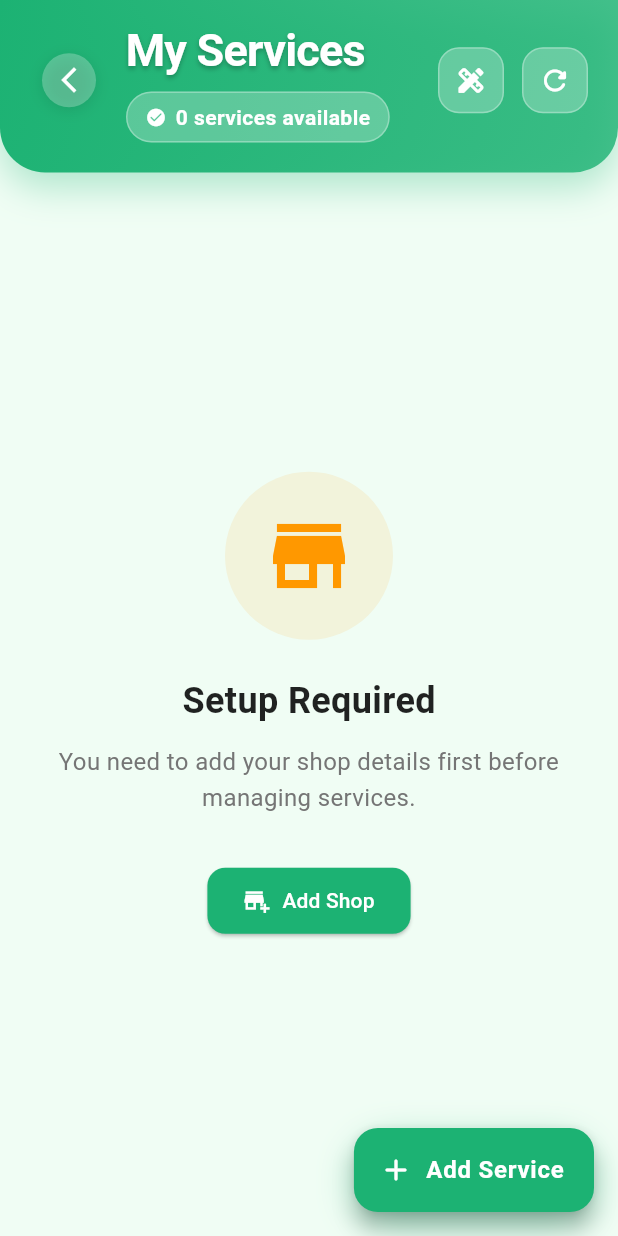
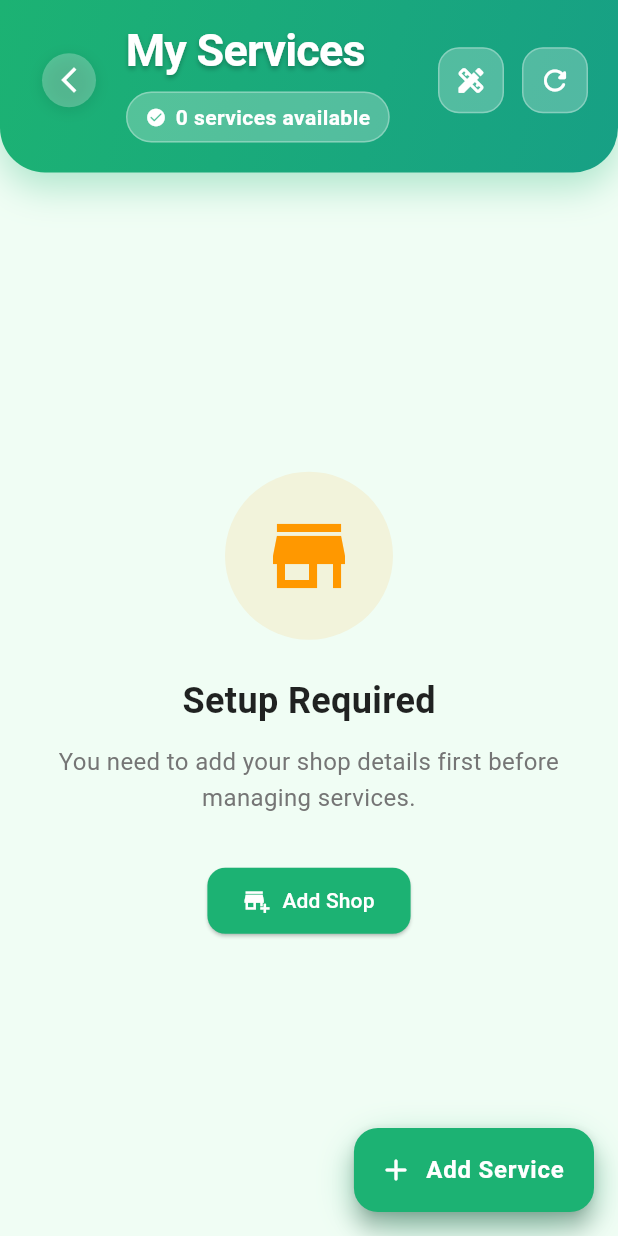
Before and after one commit to car-detail/app, a Flutter app: the HomeActivity screen opened directly with empty values, after a tap on "Services", on a phone screen of 412 x 824 dp. Run offline on Flutter 3.47's test engine with Material 3 defaults, Android fonts, the phone set to English and light mode, and no system bars; our stand-ins replace audioplayers, bot_toast, carousel_slider, convex_bottom_bar, country_code_picker, device_info_plus and 18 more; missing offline and left inert: google_maps_places_autocomplete_widgets, html_editor_enhanced; accounts and stored records are empty.

Commit message:
Unify header gradient across Home, Services, Packages, Offers lists
Continuing the app-wide header consistency pass. These 4 screens each
had their own hand-written gradient with slightly different stops/
opacities (Packages list was the worst offender: a completely
different 3-color hardcoded hex palette, #166534/#1CB273/#26D17A,
found nowhere else in the app). Their header layouts each have custom
content (vendor status toggle + notifications on Home, subtitle
badges on Services, FAB on Packages) that doesn't map cleanly onto
the generic AppHeader component yet, so this pass only unifies the
gradient itself -- swapped all 4 to ModernDesignSystem.brandGradient,
the same gradient now used by AppHeader, Bookings, and the profile
screen.

Verified with flutter analyze (0 errors) and
flutter build ios --debug --simulator --no-codesign (build succeeds).

Co-Authored-By: Claude Sonnet 5 <noreply@anthropic.com>

```diff
--- a/lib/features/home_module/ui/home_activity.dart
+++ b/lib/features/home_module/ui/home_activity.dart
@@ -348,14 +348,7 @@ class _HomeActivityState extends State<HomeActivity> {
               bottom: 16,
             ),
             decoration: BoxDecoration(
-              gradient: LinearGradient(
-                begin: Alignment.topLeft,
-                end: Alignment.bottomRight,
-                colors: [
-                  ColorClass.base_color,
-                  ColorClass.base_color.withOpacity(0.8),
-                ],
-              ),
+              gradient: ModernDesignSystem.brandGradient,
               borderRadius: const BorderRadius.only(
                 bottomLeft: Radius.circular(30),
                 bottomRight: Radius.circular(30),
--- a/lib/features/services_model/ui/services_list_activity.dart
+++ b/lib/features/services_model/ui/services_list_activity.dart
@@ -10,6 +10,7 @@ import 'package:shared_preferences/shared_preferences.dart';
 import '../../../Api/ApiFuntion.dart';
 import '../../../Common/Color.dart';
 import '../../../Common/Constant.dart';
+import '../../../Common/ModernDesignSystem.dart';
 import '../../resister_vendor_model/ui/registor_vendor_activity_simple.dart';
 import '../../specialists_module/ui/specialists_activity.dart';
 import '../data_manager/services_data_manager.dart';
@@ -73,14 +74,7 @@ class _ServicesListActivityState extends State<ServicesListActivity> {
                 right: 20,
               ),
               decoration: BoxDecoration(
-                gradient: LinearGradient(
-                  begin: Alignment.topLeft,
-                  end: Alignment.bottomRight,
-                  colors: [
-                    ColorClass.base_color,
-                    ColorClass.base_color.withOpacity(0.8),
-                  ],
-                ),
+                gradient: ModernDesignSystem.brandGradient,
                 borderRadius: const BorderRadius.only(
                   bottomLeft: Radius.circular(30),
                   bottomRight: Radius.circular(30),
```
Also changed, not shown: lib/features/offer_model/ui/enhanced_offer_list_screen.dart (+2 -5 lines), lib/features/packages_model/ui/package_list_activity.dart (+2 -5 lines).
